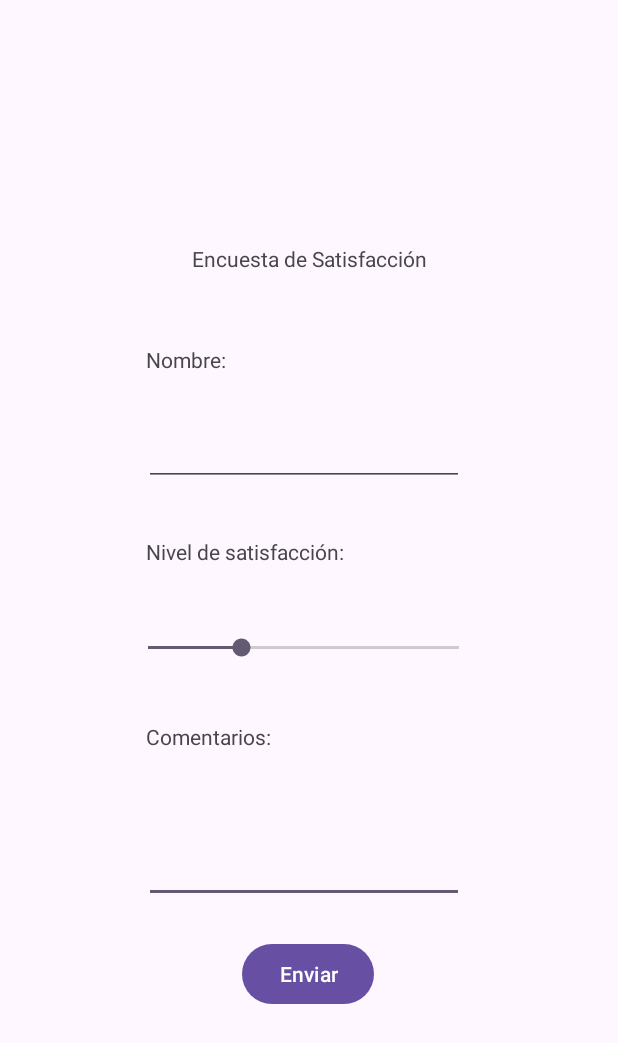
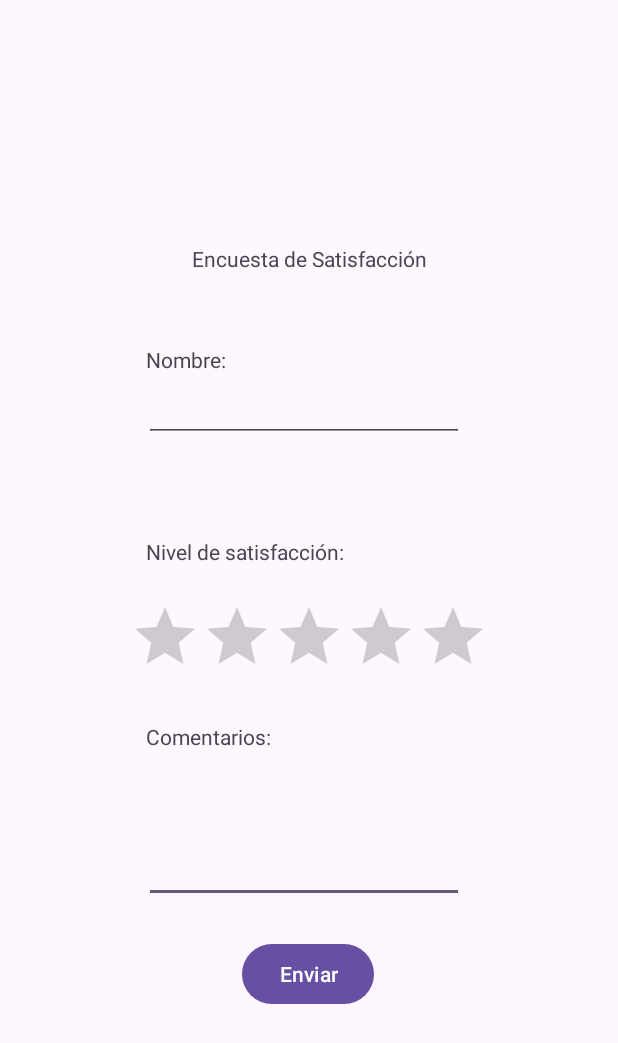
Before and after one commit to LuisGM875/Programacion_para_Movil_Java, an Android app: the screen it shows after launch (MainActivity), on a phone screen of 412 x 824 dp. Shown: the top 1043 px of the screen. Run offline under Robolectric (Android 15) with nearby library versions, the phone set to English and light mode, and no system bars.

```diff
--- a/app/src/main/res/layout/activity_main.xml
+++ b/app/src/main/res/layout/activity_main.xml
@@ -75,7 +75,7 @@
         android:height="80dp"
         android:ems="10"
         android:fontFamily="sans-serif"
-        android:inputType="text"
+        android:inputType="text|textMultiLine"
         android:visibility="visible"
         app:layout_constraintBottom_toTopOf="@+id/button"
         app:layout_constraintEnd_toEndOf="parent"
@@ -95,19 +95,16 @@
         app:layout_constraintHorizontal_bias="0.482"
         app:layout_constraintStart_toStartOf="parent"
         app:layout_constraintTop_toBottomOf="@+id/textView3"
-        app:layout_constraintVertical_bias="0.056" />
+        app:layout_constraintVertical_bias="0.0" />
 
-    <SeekBar
-        android:id="@+id/seekBar"
-        android:layout_width="239dp"
+    <RatingBar
+        android:id="@+id/ratingBar"
+        android:layout_width="wrap_content"
         android:layout_height="wrap_content"
-        android:max="@integer/material_motion_duration_medium_2"
-        android:progress="@integer/material_motion_duration_short_1"
+        android:progressTint="#FFE702"
         app:layout_constraintBottom_toTopOf="@+id/textView5"
         app:layout_constraintEnd_toEndOf="parent"
-        app:layout_constraintHorizontal_bias="0.48"
         app:layout_constraintStart_toStartOf="parent"
-        app:layout_constraintTop_toBottomOf="@+id/textView4"
-        app:layout_constraintVertical_bias="0.527" />
+        app:layout_constraintTop_toBottomOf="@+id/textView4" />
 
 </androidx.constraintlayout.widget.ConstraintLayout>
```
